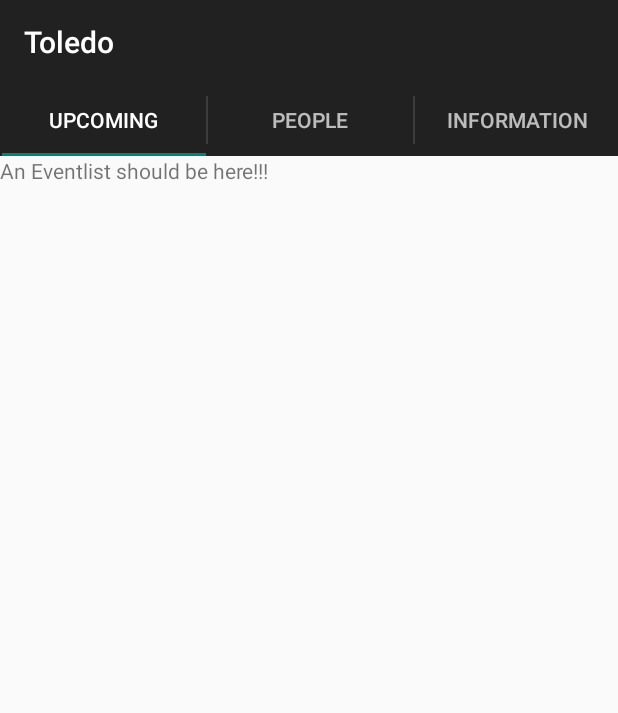
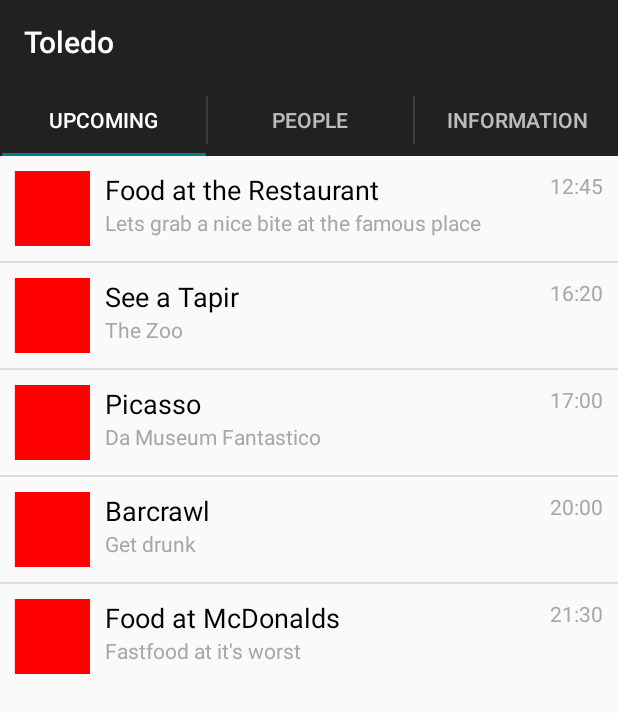
Before and after one commit to larsostling/travelway8, an Android app: the screen it shows after launch (MainActivity), on a phone screen of 412 x 824 dp. Shown: the top 713 px of the screen. Run offline under Robolectric (Android 15) with nearby library versions, the phone set to English and light mode, and no system bars; 4 statements that could not run were skipped.

Commit message:
Now we see some events in the list

```diff
--- a/android-client/TravelwayAdmin/app/src/main/java/app/travelway/jayway/com/travelwayadmin/EventListFragment.java
+++ b/android-client/TravelwayAdmin/app/src/main/java/app/travelway/jayway/com/travelwayadmin/EventListFragment.java
@@ -5,18 +5,101 @@ import android.support.v4.app.Fragment;
 import android.view.LayoutInflater;
 import android.view.View;
 import android.view.ViewGroup;
+import android.widget.BaseAdapter;
+import android.widget.ListView;
+import android.widget.TextView;
+
+import java.util.ArrayList;
+import java.util.List;
+
+import app.travelway.jayway.com.travelwayadmin.domain.EventInfo;
 
 /**
  * Created by mattias on 2015-10-02.
  */
 public class EventListFragment extends Fragment {
 
+    ListView eventListView;
+
+    List<EventInfo> eventList;
+
+    EventAdapter adapter;
+
+    @Override
+    public View onCreateView(LayoutInflater inflater, ViewGroup container,
+                             Bundle savedInstanceState) {
+
+        View rootView = inflater.inflate(R.layout.fragment_event_list, container, false);
+
+        eventListView = (ListView) rootView.findViewById(R.id.event_list_view);
+
+        adapter = new EventAdapter();
+
+        initData();
+
+        setupViews();
+
+        return rootView;
+    }
+
+    private void setupViews() {
+        eventListView.setAdapter(adapter);
+    }
+
+    private void initData() {
+        eventList = new ArrayList<>();
+        eventList.add(new EventInfo("Food at the Restaurant", "Lets grab a nice bite at the famous place", "12:45"));
+        eventList.add(new EventInfo("See a Tapir", "The Zoo", "16:20"));
+        eventList.add(new EventInfo("Picasso", "Da Museum Fantastico", "17:00"));
+        eventList.add(new EventInfo("Barcrawl", "Get drunk", "20:00"));
+        eventList.add(new EventInfo("Food at McDonalds", "Fastfood at it's worst", "21:30"));
+    }
+
+    private class EventAdapter extends BaseAdapter{
+
         @Override
-        public View onCreateView(LayoutInflater inflater, ViewGroup container,
-                                 Bundle savedInstanceState) {
+        public int getCount() {
+            return eventList.size();
+        }
 
-            View rootView = inflater.inflate(R.layout.fragment_event_list, container, false);
+        @Override
+        public Object getItem(int position) {
+            return eventList.get(position);
+        }
 
-            return rootView;
+        @Override
+        public long getItemId(int position) {
+            return position;
+        }
+
+        @Override
+        public View getView(int position, View convertView, ViewGroup parent) {
+            View view;
+            ViewHolder holder = null;
+
+            if(convertView == null) {
+                view = getActivity().getLayoutInflater().inflate(R.layout.event_list_item, null);
+                holder = new ViewHolder();
+                holder.title = (TextView) view.findViewById(R.id.event_title);
+                holder.info = (TextView) view.findViewById(R.id.event_info);
+                holder.time = (TextView) view.findViewById(R.id.event_time);
+                view.setTag(holder);
+            }else{
+                holder = (ViewHolder) convertView.getTag();
+                view = convertView;
+            }
+
+            holder.title.setText(eventList.get(position).title);
+            holder.info.setText(eventList.get(position).info);
+            holder.time.setText(eventList.get(position).time);
+
+            return view;
         }
     }
+
+    public static class ViewHolder{
+        public TextView title;
+        public TextView info;
+        public TextView time;
+    }
+}
--- a/android-client/TravelwayAdmin/app/src/main/java/app/travelway/jayway/com/travelwayadmin/TravelwayMapFragment.java
+++ b/android-client/TravelwayAdmin/app/src/main/java/app/travelway/jayway/com/travelwayadmin/TravelwayMapFragment.java
@@ -78,7 +78,7 @@ public class TravelwayMapFragment extends SupportMapFragment {
 
     private void zoomToMyPos(Location location) {
 
-        if (location != null) {
+        if (location != null && getMap() != null) {
             getMap().animateCamera(CameraUpdateFactory.newLatLngZoom(
                     new LatLng(location.getLatitude(), location.getLongitude()), 13));
 
@@ -93,7 +93,7 @@ public class TravelwayMapFragment extends SupportMapFragment {
             getMap().clear();
             getMap().addMarker(new MarkerOptions()
                     .position(new LatLng(location.getLatitude(), location.getLongitude()))
-                    .title("Hello world"));
+                    .title("You are here!"));
 
         }
 
--- /dev/null
+++ b/android-client/TravelwayAdmin/app/src/main/java/app/travelway/jayway/com/travelwayadmin/domain/EventInfo.java
@@ -0,0 +1,18 @@
+package app.travelway.jayway.com.travelwayadmin.domain;
+
+/**
+ * Created by mattias on 2015-10-02.
+ */
+public class EventInfo {
+
+    public final String title;
+    public final String info;
+    public final String time;
+
+
+    public EventInfo(String title, String info, String time) {
+        this.title = title;
+        this.info = info;
+        this.time = time;
+    }
+}
--- /dev/null
+++ b/android-client/TravelwayAdmin/app/src/main/res/layout/event_list_item.xml
@@ -0,0 +1,44 @@
+<?xml version="1.0" encoding="utf-8"?>
+<LinearLayout xmlns:android="http://schemas.android.com/apk/res/android"
+    android:layout_width="match_parent"
+    android:layout_height="match_parent"
+    android:padding="10dp"
+    android:orientation="horizontal">
+
+    <TextView
+        android:layout_width="50dp"
+        android:layout_height="50dp"
+        android:background="#ff0000" />
+
+    <LinearLayout
+        android:layout_width="0dp"
+        android:layout_height="wrap_content"
+        android:orientation="vertical"
+        android:paddingLeft="10dp"
+        android:layout_weight="1">
+
+        <TextView
+            android:id="@+id/event_title"
+            android:layout_width="match_parent"
+            android:layout_height="wrap_content"
+            android:text="Dinner at Fisherking"
+            android:textColor="#000000"
+            android:textSize="18sp" />
+
+        <TextView
+            android:id="@+id/event_info"
+            android:layout_width="match_parent"
+            android:layout_height="wrap_content"
+            android:text="Aron"
+            android:textColor="#a7a7a7"
+            android:textSize="14sp" />
+    </LinearLayout>
+
+    <TextView
+        android:id="@+id/event_time"
+        android:layout_width="wrap_content"
+        android:layout_height="wrap_content"
+        android:textColor="#a7a7a7"
+        android:textSize="14sp"
+        android:text="Tomorrow 10:00"/>
+</LinearLayout>
--- a/android-client/TravelwayAdmin/app/src/main/res/layout/fragment_event_list.xml
+++ b/android-client/TravelwayAdmin/app/src/main/res/layout/fragment_event_list.xml
@@ -1,10 +1,12 @@
 <?xml version="1.0" encoding="utf-8"?>
 <LinearLayout xmlns:android="http://schemas.android.com/apk/res/android"
-    android:orientation="vertical" android:layout_width="match_parent"
-    android:layout_height="match_parent">
+    android:layout_width="match_parent"
+    android:layout_height="match_parent"
+    android:orientation="vertical">
 
-    <TextView
+    <ListView
+        android:id="@+id/event_list_view"
         android:layout_width="match_parent"
-        android:layout_height="wrap_content" android:text="An Eventlist should be here!!!" />
+        android:layout_height="wrap_content" />
 
 </LinearLayout>
```
